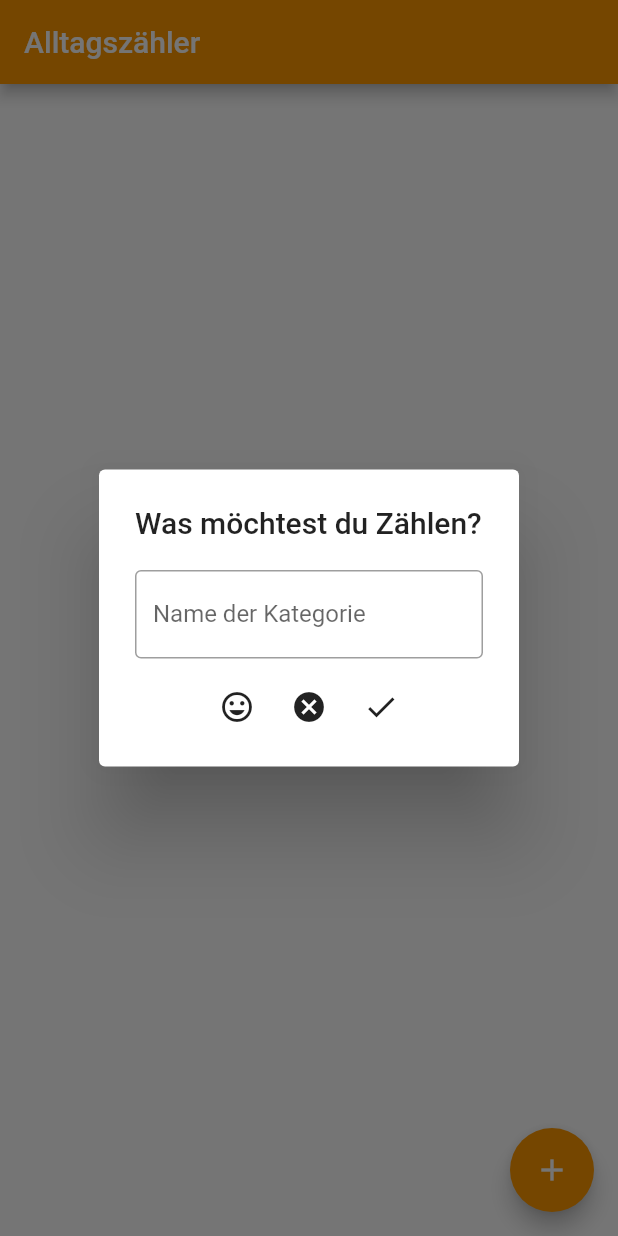
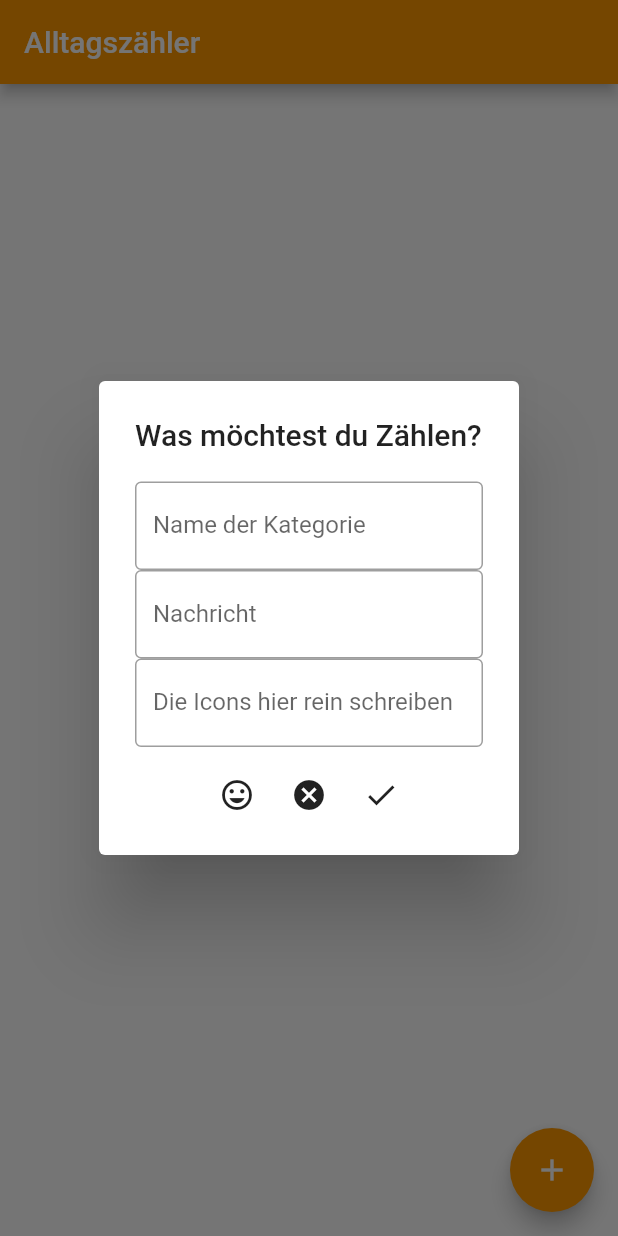
Before and after one commit to floodoo/alltags_zaehler, a Flutter app: the screen it shows after launch, after a tap on the "add" icon, on a phone screen of 412 x 824 dp. Run offline on Flutter 3.47's test engine with Material 2 defaults, Android fonts, the phone set to English and light mode, and no system bars; our stand-ins replace flare_flutter, material_design_icons_flutter, shared_preferences, sqflite; missing offline and left inert: pref_dessert; accounts and stored records are empty; generated files the repository leaves out were written again.

Commit message:
ALLES GEHT

```diff
--- a/lib/main.dart
+++ b/lib/main.dart
@@ -5,6 +5,7 @@ import 'package:flare_flutter/flare_actor.dart';
 import 'package:material_design_icons_flutter/material_design_icons_flutter.dart';
 import 'package:provider/provider.dart';
 import 'package:flutter/material.dart';
+import 'package:url_launcher/url_launcher.dart';
 
 void main() => runApp(MyApp());
 
@@ -23,36 +24,6 @@ class MyApp extends StatelessWidget {
 }
 
 class MyCounter extends StatelessWidget {
-  // final List<CountButton> buttons = [
-  //   CountButton(
-  //     name: 'Bier',
-  //     message: 'Du hast schon wieder Bier getrunken?!',
-  //     icon: "glass-mug-variant",
-  //     color: Colors.limeAccent[400],
-  //     value: 2,
-  //   ),
-  //   CountButton(
-  //     name: 'Zigarette',
-  //     message: 'Du warst wieder Rauchen?!',
-  //     icon: "smoking",
-  //     color: Colors.limeAccent[400],
-  //     value: 2,
-  //   ),
-  //   CountButton(
-  //     name: 'Kaffee',
-  //     message: 'Du trinkst schon wieder Kaffee?!',
-  //     icon: "coffee",
-  //     color: Colors.limeAccent[400],
-  //     value: 3,
-  //   ),
-  //   CountButton(
-  //     name: 'Sport',
-  //     message: 'Weiter so!',
-  //     icon: "run",
-  //     color: Colors.limeAccent[400],
-  //     value: 3,
-  //   ),
-  // ];
   @override
   Widget build(BuildContext context) {
     final saveSql = Provider.of<SaveSql>(context);
@@ -67,11 +38,11 @@ class MyCounter extends StatelessWidget {
       saveSql.saveKategorie(kat);
     }
 
-    void createNewButton(String name) {
+    void createNewButton(String name, String snackbar, String icon) {
       CountButton button = CountButton(
         name: name,
-        message: 'Weiter so!',
-        icon: "directions_run",
+        message: snackbar,
+        icon: icon,
         color: Colors.limeAccent[400],
         value: 1,
       );
@@ -80,7 +51,17 @@ class MyCounter extends StatelessWidget {
     }
 
     void createDialog(BuildContext context) {
-      final _controller = TextEditingController();
+      final _kategoriecontroller = TextEditingController();
+      final _snackbarcontroller = TextEditingController();
+      final _iconcontroller = TextEditingController();
+      _launchURL() async {
+        const url = 'https://materialdesignicons.com/';
+        if (await canLaunch(url)) {
+          await launch(url);
+        } else {
+          throw 'Could not launch $url';
+        }
+      }
 
       showDialog(
           context: context,
@@ -93,11 +74,27 @@ class MyCounter extends StatelessWidget {
                   onPressed: () {
                     Navigator.pop(context);
                   },
-                  child: TextField(
-                    decoration: InputDecoration(
-                        border: OutlineInputBorder(),
-                        labelText: 'Name der Kategorie'),
-                    controller: _controller,
+                  child: Column(
+                    children: <Widget>[
+                      TextField(
+                        decoration: InputDecoration(
+                            border: OutlineInputBorder(),
+                            labelText: 'Name der Kategorie'),
+                        controller: _kategoriecontroller,
+                      ),
+                      TextField(
+                        decoration: InputDecoration(
+                            border: OutlineInputBorder(),
+                            labelText: 'Nachricht'),
+                        controller: _snackbarcontroller,
+                      ),
+                      TextField(
+                        decoration: InputDecoration(
+                            border: OutlineInputBorder(),
+                            labelText: 'Die Icons hier rein schreiben'),
+                        controller: _iconcontroller,
+                      ),
+                    ],
                   ),
                 ),
                 Row(
@@ -105,9 +102,7 @@ class MyCounter extends StatelessWidget {
                   children: <Widget>[
                     IconButton(
                       icon: Icon(Icons.insert_emoticon),
-                      onPressed: () {
-                        Navigator.of(context).pop();
-                      },
+                      onPressed: _launchURL,
                     ),
                     IconButton(
                       icon: Icon(Icons.cancel),
@@ -118,7 +113,8 @@ class MyCounter extends StatelessWidget {
                     IconButton(
                         icon: Icon(Icons.check),
                         onPressed: () {
-                          createNewButton(_controller.text);
+                          createNewButton(_kategoriecontroller.text,
+                              _snackbarcontroller.text, _iconcontroller.text);
                           Navigator.of(context).pop();
                         })
                   ],
--- a/pubspec.yaml
+++ b/pubspec.yaml
@@ -26,6 +26,7 @@ dependencies:
   sqflite: ^1.2.0
   flare_flutter: ^2.0.1
   audioplayer: ^0.5.2
+  url_launcher: ^5.4.1
 
   material_design_icons_flutter: ^3.4.4795
 
```
Also changed, not shown: pubspec.lock.
